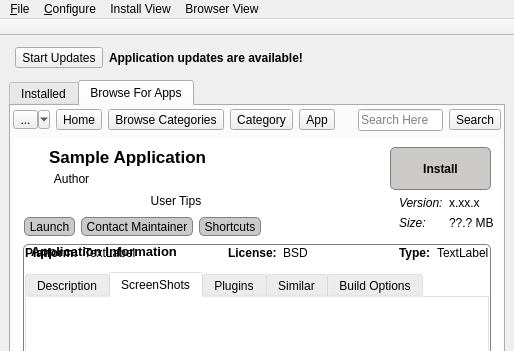
Above: src-qt4/pc-softwaremanager/mainUI.ui from trueos/pcbsd before the change; both pictures show x 0 to 514 and y 0 to 351 of the 514 by 583 pixel window. Below: the same form after it.
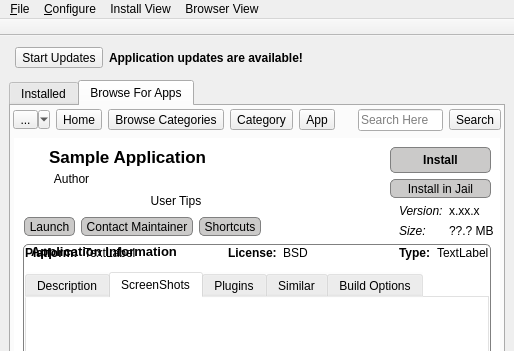
That is the form after the change. The open tabs and pages were chosen to show the change. Icons and pictures are not drawn.

Commit message: Add a button to the AppCafe so that users can install apps into a new jail. The button is automatically enabled/disabled/visible as appropriate, although the list of running jails is not getting updated on the UI yet.

Diff of the .ui file:
```diff
--- a/src-qt4/pc-softwaremanager/mainUI.ui
+++ b/src-qt4/pc-softwaremanager/mainUI.ui
@@ -1044,8 +1044,6 @@
               <item row="0" column="3" rowspan="2">
                <layout class="QVBoxLayout" name="verticalLayout_11">
                 <item>
-                 <layout class="QHBoxLayout" name="horizontalLayout_8">
-                  <item>
                    <widget class="QToolButton" name="tool_bapp_download">
                     <property name="sizePolicy">
                      <sizepolicy hsizetype="Preferred" vsizetype="Preferred">
@@ -1091,7 +1089,28 @@
                     </property>
                    </widget>
                   </item>
-                 </layout>
+                <item>
+                 <widget class="QToolButton" name="tool_bapp_newjail">
+                  <property name="sizePolicy">
+                   <sizepolicy hsizetype="Preferred" vsizetype="Fixed">
+                    <horstretch>0</horstretch>
+                    <verstretch>0</verstretch>
+                   </sizepolicy>
+                  </property>
+                  <property name="statusTip">
+                   <string>Create a new jail and install this application into that jail</string>
+                  </property>
+                  <property name="text">
+                   <string>Install in Jail</string>
+                  </property>
+                  <property name="icon">
+                   <iconset resource="SoftwareManager.qrc">
+                    <normaloff>:/icons/add.png</normaloff>:/icons/add.png</iconset>
+                  </property>
+                  <property name="toolButtonStyle">
+                   <enum>Qt::ToolButtonTextBesideIcon</enum>
+                  </property>
+                 </widget>
                 </item>
                 <item>
                  <layout class="QFormLayout" name="formLayout_5">
```
Left out of the diff: 30 changed lines with no effect on the pictures. Lines whose indentation alone changed are shown as unchanged. The commit also changes 2 other files.
